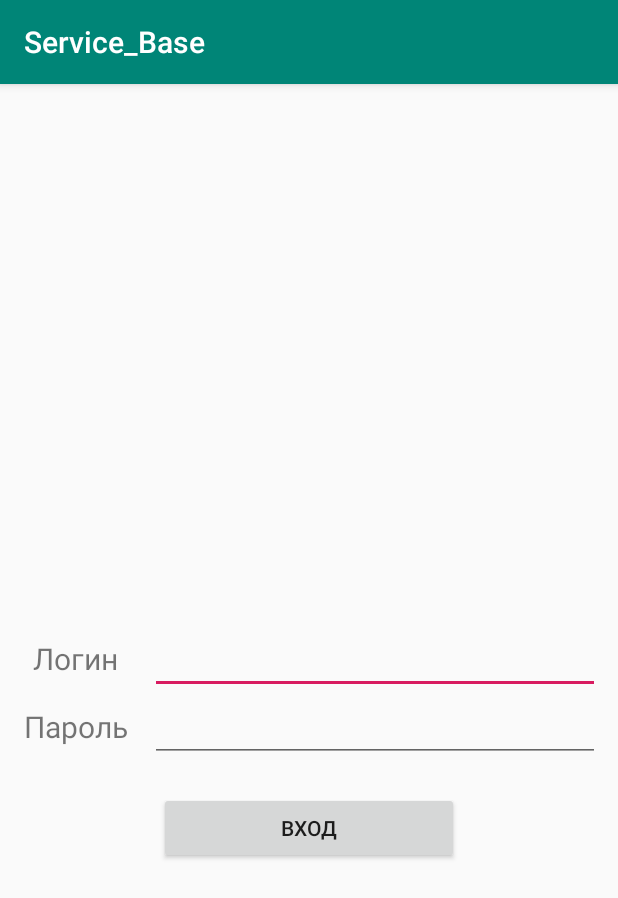
After one commit to slamser56/Service_Base, an Android app: the login screen opened directly, with no data from a screen before it, on a phone screen of 412 x 824 dp. The commit adds this screen. Shown: the top 898 px of the screen. Run offline under Robolectric (Android 15) with nearby library versions, the phone set to English and light mode, and no system bars.

Commit message:
Add autorisation

```diff
--- a/app/src/main/AndroidManifest.xml
+++ b/app/src/main/AndroidManifest.xml
@@ -13,7 +13,8 @@
         android:supportsRtl="true"
         android:theme="@style/AppTheme"
         android:usesCleartextTraffic="true">
-        <activity android:name=".Repair_item.New_parts"></activity>
+        <activity android:name=".login"></activity>
+        <activity android:name=".New_parts" />
         <activity
             android:name=".order_activity"
             android:theme="@style/AppTheme" />
--- /dev/null
+++ b/app/src/main/res/layout/activity_login.xml
@@ -0,0 +1,59 @@
+<?xml version="1.0" encoding="utf-8"?>
+<RelativeLayout xmlns:android="http://schemas.android.com/apk/res/android"
+    xmlns:app="http://schemas.android.com/apk/res-auto"
+    xmlns:tools="http://schemas.android.com/tools"
+    android:layout_width="match_parent"
+    android:layout_height="match_parent"
+    tools:context=".login">
+
+    <LinearLayout
+        android:id="@+id/ll1"
+        android:layout_width="400dp"
+        android:layout_height="wrap_content"
+        android:orientation="horizontal"
+        android:layout_centerVertical="true"
+        android:layout_below="@id/ll1">
+        <TextView
+            android:layout_width="match_parent"
+            android:layout_height="wrap_content"
+            android:layout_weight="3"
+            android:textSize="20dp"
+            android:text="Логин"
+            android:textAlignment="center"/>
+        <EditText
+            android:id="@+id/login"
+            android:layout_weight="1"
+            android:layout_width="match_parent"
+            android:layout_height="wrap_content"/>
+    </LinearLayout>
+    <LinearLayout
+        android:id="@+id/ll2"
+        android:layout_width="400dp"
+        android:layout_height="wrap_content"
+        android:orientation="horizontal"
+        android:layout_below="@id/ll1">
+        <TextView
+            android:layout_width="match_parent"
+            android:layout_height="wrap_content"
+            android:layout_weight="3"
+            android:textSize="20dp"
+            android:text="Пароль"
+            android:textAlignment="center"/>
+
+        <EditText
+            android:id="@+id/pass"
+            android:layout_width="match_parent"
+            android:layout_height="wrap_content"
+            android:layout_weight="1"
+            android:cursorVisible="false"
+            android:password="true" />
+    </LinearLayout>
+        <Button
+            android:id="@+id/btnlogin"
+            android:layout_centerHorizontal="true"
+            android:layout_below="@id/ll2"
+            android:layout_width="200dp"
+            android:layout_height="wrap_content"
+            android:layout_marginTop="20dp"
+            android:text="Вход"/>
+</RelativeLayout>
```
Also changed, not shown: app/src/main/java/com/example/service_base/MainActivity.java (+63 -5 lines), app/src/main/java/com/example/service_base/New_parts.java (added, +147 -0 lines), app/src/main/java/com/example/service_base/Repair_item/Auth.java (added, +12 -0 lines), app/src/main/java/com/example/service_base/Repair_item/New_parts.java (deleted, +0 -16 lines), app/src/main/java/com/example/service_base/fragment_find.java (+9 -2 lines), app/src/main/java/com/example/service_base/login.java (added, +145 -0 lines), app/src/main/java/com/example/service_base/new_repair.java (+11 -4 lines), app/src/main/java/com/example/service_base/order_activity.java (+73 -43 lines), app/src/main/res/layout/activity_new_parts.xml (+8 -9 lines), app/src/main/res/layout/activity_order_activity.xml (+18 -5 lines), app/src/main/res/menu/drawer_menu.xml (+8 -0 lines).
